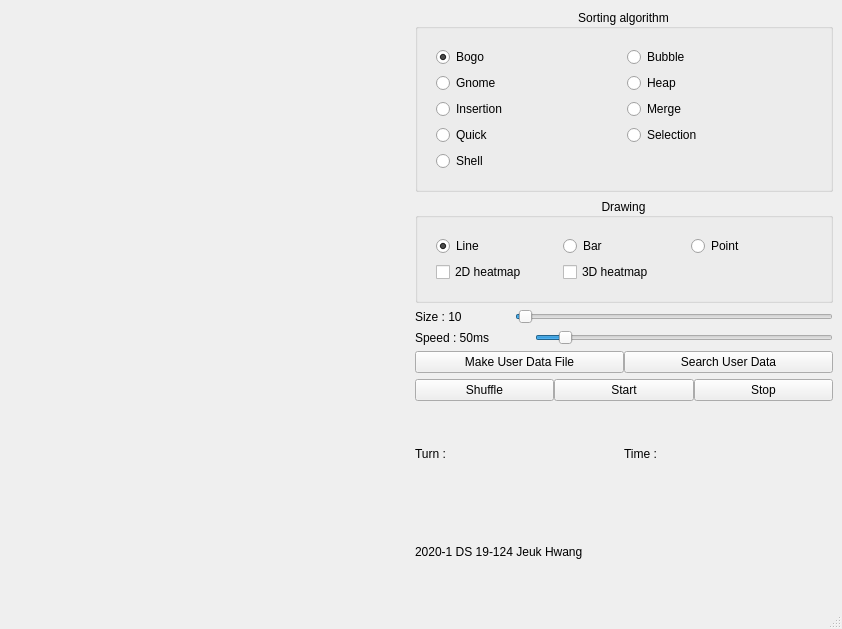
First picture: the form in pyqt_gui.ui, repository PositivePeriod/SortingSimulation, before the edit.
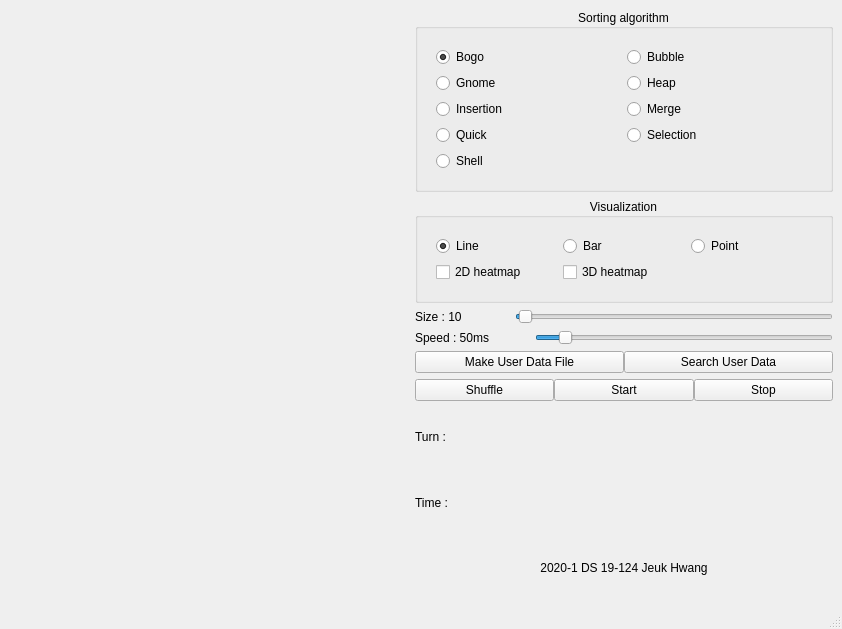
Second picture: the form after the edit. Custom widgets are drawn as their Qt base class.

```diff
--- a/pyqt_gui.ui
+++ b/pyqt_gui.ui
@@ -36,7 +36,7 @@
       <item row="2" column="0">
        <widget class="QGroupBox" name="option_group">
         <property name="title">
-         <string>Drawing</string>
+         <string>Visualization</string>
         </property>
         <property name="alignment">
          <set>Qt::AlignCenter</set>
@@ -98,13 +98,6 @@
           </property>
          </widget>
         </item>
-        <item>
-         <widget class="QLabel" name="time">
-          <property name="text">
-           <string>Time :</string>
-          </property>
-         </widget>
-        </item>
        </layout>
       </item>
       <item row="4" column="0">
@@ -295,6 +288,9 @@
         <property name="text">
          <string>2020-1 DS 19-124 Jeuk Hwang</string>
         </property>
+        <property name="alignment">
+         <set>Qt::AlignCenter</set>
+        </property>
        </widget>
       </item>
       <item row="9" column="0">
@@ -322,6 +318,13 @@
         </item>
        </layout>
       </item>
+      <item row="12" column="0">
+       <widget class="QLabel" name="time">
+        <property name="text">
+         <string>Time :</string>
+        </property>
+       </widget>
+      </item>
      </layout>
     </item>
    </layout>
```
Left out of the diff: 2 changed lines with no effect on the pictures.
